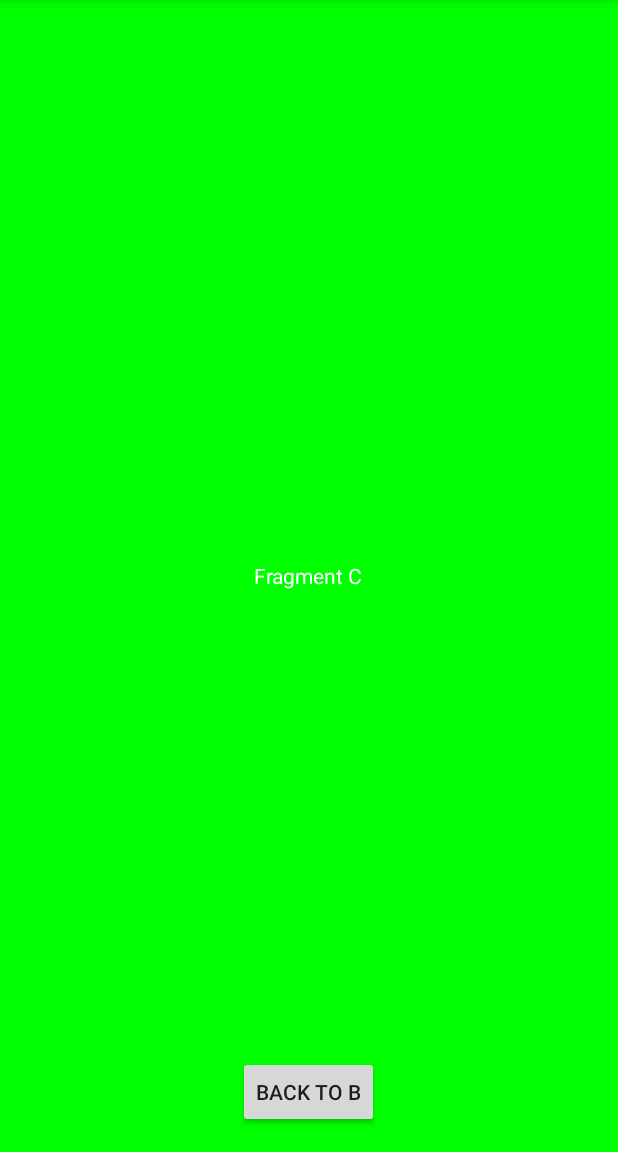
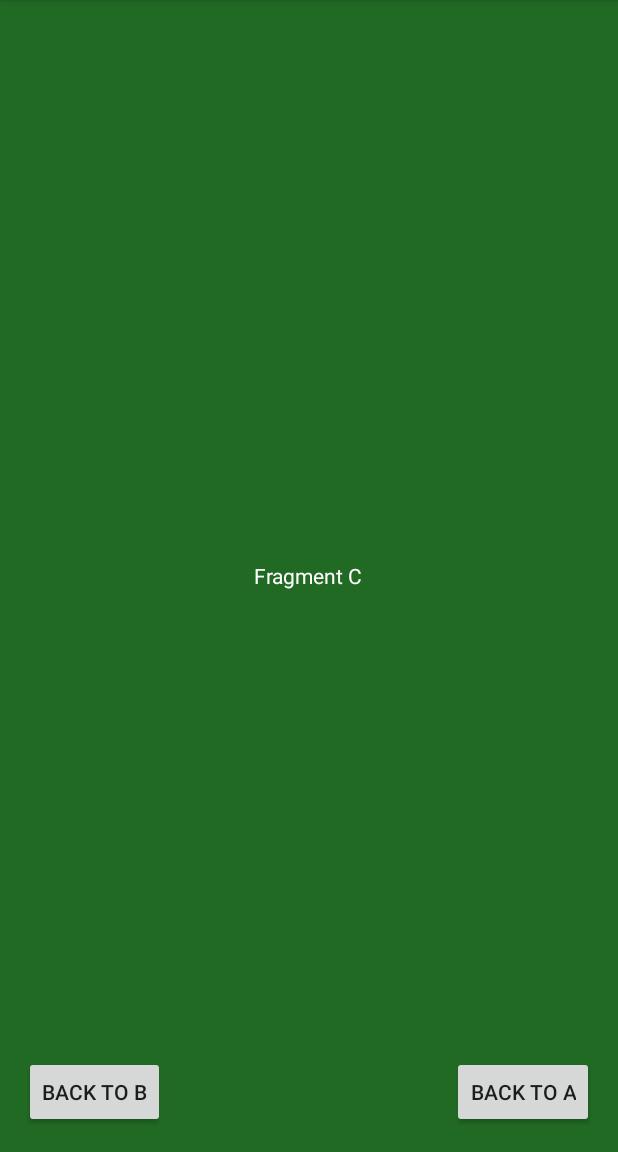
Before and after one commit to song-rit/android-fragment-transaction, an Android app: the fragment CFragment placed in its activity, on a phone screen of 412 x 824 dp, the part 84-1236 px from its top. Run offline under Robolectric (Android 15) with nearby library versions, the phone set to English and light mode, and no system bars.

Commit message:
Update Step event (A -> B -> C) , (B -> A), (C -> A), (C -> B)

```diff
--- a/app/src/main/AndroidManifest.xml
+++ b/app/src/main/AndroidManifest.xml
@@ -14,7 +14,6 @@
             android:theme="@style/AppTheme.NoActionBar">
             <intent-filter>
                 <action android:name="android.intent.action.MAIN" />
-
                 <category android:name="android.intent.category.LAUNCHER" />
             </intent-filter>
         </activity>
--- a/app/src/main/java/app/awitcha/fragmenttransaction/AFragment.java
+++ b/app/src/main/java/app/awitcha/fragmenttransaction/AFragment.java
@@ -80,7 +80,7 @@ public class AFragment extends Fragment {
                 FragmentTransaction transaction = manager.beginTransaction();
                 transaction.setCustomAnimations(R.anim.slide_in_right, R.anim.slide_out_left, R.anim.slide_in_left, R.anim.slide_out_right);
                 transaction.replace(R.id.fragment_main, fragment);
-                transaction.addToBackStack(null);
+                transaction.addToBackStack("A");
                 transaction.commit();
             }
         });
--- a/app/src/main/java/app/awitcha/fragmenttransaction/BFragment.java
+++ b/app/src/main/java/app/awitcha/fragmenttransaction/BFragment.java
@@ -91,7 +91,7 @@ public class BFragment extends Fragment {
             @Override
             public void onClick(View v) {
                 FragmentManager manager = getFragmentManager();
-                manager.popBackStack();
+                manager.popBackStack("A", FragmentManager.POP_BACK_STACK_INCLUSIVE);
             }
         });
     }
--- a/app/src/main/java/app/awitcha/fragmenttransaction/CFragment.java
+++ b/app/src/main/java/app/awitcha/fragmenttransaction/CFragment.java
@@ -4,7 +4,6 @@ import android.support.annotation.Nullable;
 import android.support.v4.app.Fragment;
 import android.os.Bundle;
 import android.support.v4.app.FragmentManager;
-import android.support.v4.app.FragmentTransaction;
 import android.view.LayoutInflater;
 import android.view.View;
 import android.view.ViewGroup;
@@ -15,7 +14,8 @@ import android.widget.Button;
  */
 public class CFragment extends Fragment {
 
-    private Button button;
+    private Button buttonBackToB;
+    private Button buttonBackToA;
 
     public static CFragment newInstance() {
         CFragment fragment = new CFragment();
@@ -23,7 +23,6 @@ public class CFragment extends Fragment {
         fragment.setArguments(args);
         return fragment;
     }
-
 
 
     @Override
@@ -35,12 +34,21 @@ public class CFragment extends Fragment {
     @Override
     public void onViewCreated(View view, @Nullable Bundle savedInstanceState) {
         super.onViewCreated(view, savedInstanceState);
-        button = (Button) view.findViewById(R.id.button_fragment_c);
-        button.setOnClickListener(new View.OnClickListener() {
+        buttonBackToB = (Button) view.findViewById(R.id.button_back_to_B_fragment_c);
+        buttonBackToB.setOnClickListener(new View.OnClickListener() {
             @Override
             public void onClick(View v) {
                 FragmentManager manager = getFragmentManager();
-                manager.popBackStack();
+                manager.popBackStack("B", FragmentManager.POP_BACK_STACK_INCLUSIVE);
+            }
+        });
+
+        buttonBackToA = (Button) view.findViewById(R.id.button_back_to_A_fragment_c);
+        buttonBackToA.setOnClickListener(new View.OnClickListener() {
+            @Override
+            public void onClick(View v) {
+                FragmentManager manager = getFragmentManager();
+                manager.popBackStack("A", FragmentManager.POP_BACK_STACK_INCLUSIVE);
             }
         });
     }
--- a/app/src/main/java/app/awitcha/fragmenttransaction/MainActivity.java
+++ b/app/src/main/java/app/awitcha/fragmenttransaction/MainActivity.java
@@ -13,6 +13,7 @@ import android.view.Menu;
 import android.view.MenuItem;
 
 public class MainActivity extends AppCompatActivity {
+    private int level = 0;
 
     @Override
     protected void onCreate(Bundle savedInstanceState) {
--- a/app/src/main/res/layout/fragment_a.xml
+++ b/app/src/main/res/layout/fragment_a.xml
@@ -6,7 +6,7 @@
     android:paddingLeft="@dimen/activity_horizontal_margin"
     android:paddingRight="@dimen/activity_horizontal_margin"
     android:paddingTop="@dimen/activity_vertical_margin"
-    android:background="#FF0000"
+    android:background="#540303"
     tools:context="app.awitcha.fragmenttransaction.AFragment">
 
     <!-- TODO: Update blank fragment layout -->
--- a/app/src/main/res/layout/fragment_b.xml
+++ b/app/src/main/res/layout/fragment_b.xml
@@ -6,7 +6,7 @@
     android:paddingLeft="@dimen/activity_horizontal_margin"
     android:paddingRight="@dimen/activity_horizontal_margin"
     android:paddingTop="@dimen/activity_vertical_margin"
-    android:background="#0000FF"
+    android:background="#0c0c73"
     tools:context="app.awitcha.fragmenttransaction.BFragment">
 
     <!-- TODO: Update blank fragment layout -->
--- a/app/src/main/res/layout/fragment_c.xml
+++ b/app/src/main/res/layout/fragment_c.xml
@@ -2,26 +2,34 @@
     xmlns:tools="http://schemas.android.com/tools"
     android:layout_width="match_parent"
     android:layout_height="match_parent"
+    android:background="#ef136016"
     android:paddingBottom="@dimen/activity_vertical_margin"
     android:paddingLeft="@dimen/activity_horizontal_margin"
     android:paddingRight="@dimen/activity_horizontal_margin"
     android:paddingTop="@dimen/activity_vertical_margin"
-    android:background="#00FF00"
     tools:context=".CFragment">
 
     <TextView
-        android:textColor="#FFF"
         android:layout_width="wrap_content"
         android:layout_height="wrap_content"
         android:layout_centerHorizontal="true"
         android:layout_centerVertical="true"
-        android:text="Fragment C" />
+        android:text="Fragment C"
+        android:textColor="#FFF" />
 
     <Button
-        android:id="@+id/button_fragment_c"
+        android:id="@+id/button_back_to_B_fragment_c"
+        android:layout_width="wrap_content"
+        android:layout_height="wrap_content"
+        android:layout_alignParentBottom="true"
+        android:text="Back to B" />
+
+    <Button
+        android:layout_alignParentEnd="true"
+        android:id="@+id/button_back_to_A_fragment_c"
         android:layout_width="wrap_content"
         android:layout_height="wrap_content"
         android:layout_alignParentBottom="true"
         android:layout_centerHorizontal="true"
-        android:text="Back to B" />
+        android:text="Back to A" />
 </RelativeLayout>
```
